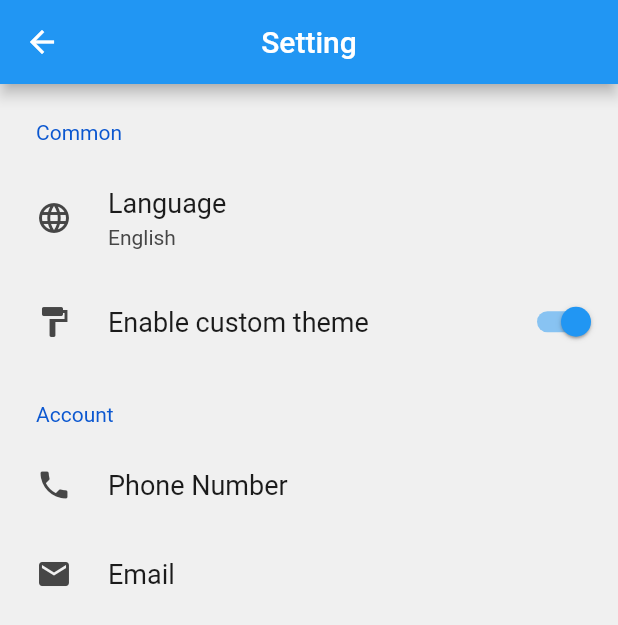
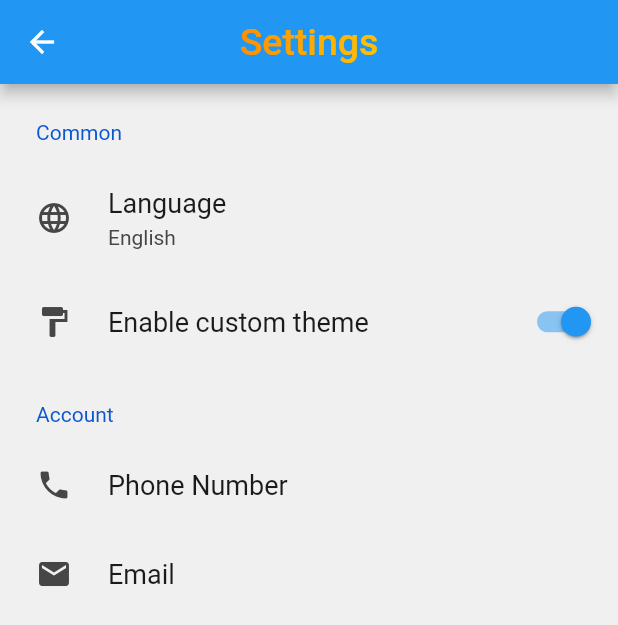
Before and after one commit to baljinder0630/paw_prints, a Flutter app: the SettingPage screen opened directly, on a phone screen of 412 x 824 dp. Shown: the top 625 px of the screen. Run offline on Flutter 3.47's test engine with Material 2 defaults, Android fonts, the phone set to English and light mode, and no system bars; drawn by our look-alikes of settings_ui, simple_gradient_text; our stand-ins replace animated_bottom_navigation_bar, carousel_slider, cloud_firestore, firebase_auth, firebase_core, firebase_storage and 8 more; missing offline and left inert: dart:ffi, geoflutterfire; accounts and stored records are empty; network calls fail; project files that could hold a hidden picture were left out.

Commit message:
my commit

```diff
--- a/lib/Pages/HomePage.dart
+++ b/lib/Pages/HomePage.dart
@@ -34,7 +34,8 @@ class _MyHomePageState extends State<MyHomePage> {
         stream: navBarStream.stream,
         builder: (context, snapshot) {
           return Scaffold(
-            appBar: AppBar(
+            appBar:
+            AppBar(
                 actions: [
                   if (_bottomNavIndex == 3) ...[
                     IconButton(
--- a/lib/Pages/pageTwo.dart
+++ b/lib/Pages/pageTwo.dart
@@ -1,6 +1,7 @@
 import 'package:flutter/cupertino.dart';
 import 'package:flutter/material.dart';
 import 'package:settings_ui/settings_ui.dart';
+import 'package:simple_gradient_text/simple_gradient_text.dart';
 
 class SettingPage extends StatefulWidget {
   SettingPage({Key? key}) : super(key: key);
@@ -15,7 +16,18 @@ class _SettingPageState extends State<SettingPage> {
     return Scaffold(
       appBar: AppBar(
         centerTitle: true,
-        title: Text("Setting"),
+        title: GradientText(
+          'Settings',
+          style: TextStyle(
+            fontSize: 25,
+          ),
+          colors: [
+            Colors.amber.shade800,
+            Colors.amber.shade700,
+            Colors.amber.shade600,
+            Colors.amber.shade500
+          ],
+        ),
       ),
       body: Center(
         child: SettingsList(
--- a/lib/Pages/settingPage.dart
+++ b/lib/Pages/settingPage.dart
@@ -1,6 +1,7 @@
 import 'package:flutter/cupertino.dart';
 import 'package:flutter/material.dart';
 import 'package:settings_ui/settings_ui.dart';
+import 'package:simple_gradient_text/simple_gradient_text.dart';
 
 class SettingPage extends StatefulWidget {
   SettingPage({Key? key}) : super(key: key);
@@ -13,7 +14,8 @@ class _SettingPageState extends State<SettingPage> {
   bool toggleValue = false;
   @override
   Widget build(BuildContext context) {
-    return Center(
+    return Scaffold(
+      body: Center(
         child: Container(
           child: SettingsList(
             brightness: Brightness.dark,
@@ -65,6 +67,7 @@ class _SettingPageState extends State<SettingPage> {
             ],
           ),
         ),
+      ),
       );
   }
 }
```
Lines whose indentation alone changed are shown as unchanged.
